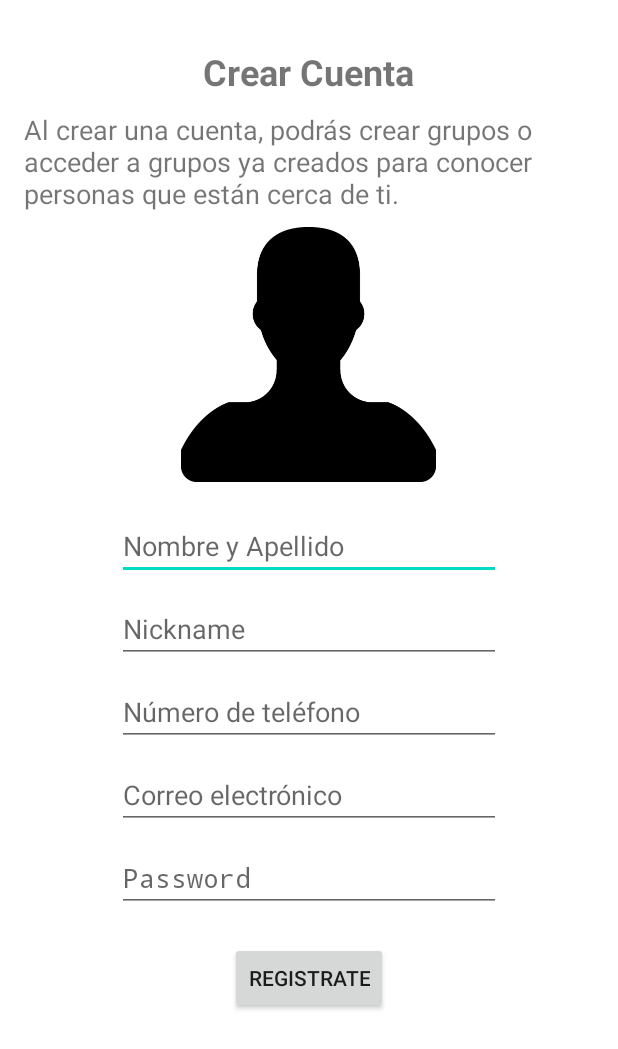
After one commit to PablitoPy/Bitacora2020, an Android app: the CrearCuentaActivity screen opened directly, with no data from a screen before it, on a phone screen of 412 x 824 dp. The commit adds this screen. Shown: the top 1049 px of the screen. Run offline under Robolectric (Android 15) with nearby library versions, the phone set to English and light mode, and no system bars.

Commit message:
08 Nov 18:48

```diff
--- /dev/null
+++ b/app/src/main/java/com/example/bitacora20/activities/CrearCuentaActivity.java
@@ -0,0 +1,51 @@
+package com.example.bitacora20.activities;
+
+import android.app.Activity;
+import android.content.Intent;
+import android.os.Bundle;
+import android.view.View;
+import android.widget.EditText;
+
+import com.example.bitacora20.R;
+import com.example.bitacora20.datos.Usuario;
+
+public class CrearCuentaActivity extends Activity {
+
+    EditText campoNombreApellido;
+    EditText campoNickname;
+    EditText campoTelefono;
+    EditText campoEmail;
+    EditText campoPassword;
+
+    @Override
+    protected void onCreate(Bundle savedInstanceState) {
+        super.onCreate(savedInstanceState);
+        setContentView(R.layout.activity_crear_cuenta);
+
+        campoNombreApellido = (EditText) findViewById(R.id.crear_cuenta_nombreapellido);
+        campoNickname = (EditText) findViewById(R.id.crear_cuenta_nickname);
+        campoTelefono = (EditText) findViewById(R.id.crear_cuenta_telefono);
+        campoEmail = (EditText) findViewById(R.id.crear_cuenta_email);
+        campoPassword = (EditText) findViewById(R.id.crear_cuenta_password);
+    }
+
+    public void crearCuenta(View view) {
+        String nombreApellido = campoNombreApellido.getText().toString();
+        String nickname = campoNickname.getText().toString();
+        String telefono = campoTelefono.getText().toString();
+        String email = campoEmail.getText().toString();
+        String password = campoPassword.getText().toString();
+
+        Usuario usuario = new Usuario( nickname, nombreApellido, email, password, telefono);
+        Usuario.agregarUsuario(usuario);
+
+        Intent intentLanzarLogin = new Intent( this, LoginActivity.class ) ;
+        startActivity( intentLanzarLogin );
+    }
+    public void lanzarRegistrarse (View view ){
+        Intent i = new Intent(this,CrearCuentaActivity.class);
+        startActivity(i);
+    }
+
+
+}
--- a/app/src/main/java/com/example/bitacora20/datos/Usuario.java
+++ b/app/src/main/java/com/example/bitacora20/datos/Usuario.java
@@ -1,6 +1,7 @@
 package com.example.bitacora20.datos;
 
 import java.util.ArrayList;
+
 
 public class Usuario {
     private String nickname;
@@ -8,7 +9,6 @@ public class Usuario {
     private String mail;
     private String password;
     private String telefono;
-
 
     private static Usuario usuarioLogueado;
     private static ArrayList<Usuario> usuarios;
@@ -25,9 +25,7 @@ public class Usuario {
         this.mail = mail;
         this.password = password;
         this.telefono = telefono;
-
     }
-
 
 
 
--- /dev/null
+++ b/app/src/main/res/layout/activity_crear_cuenta.xml
@@ -0,0 +1,124 @@
+<?xml version="1.0" encoding="utf-8"?>
+<ScrollView  xmlns:android="http://schemas.android.com/apk/res/android"
+    android:layout_width="match_parent"
+    android:layout_height="match_parent"
+    android:id="@+id/scrollView"
+    android:layout_alignParentTop="true"
+    android:layout_alignParentStart="true"
+    android:layout_alignParentLeft="true">
+
+
+    <RelativeLayout
+        xmlns:tools="http://schemas.android.com/tools"
+        android:layout_width="match_parent"
+        android:layout_height="match_parent"
+        android:paddingBottom="@dimen/activity_vertical_margin"
+        android:paddingLeft="@dimen/activity_horizontal_margin"
+        android:paddingRight="@dimen/activity_horizontal_margin"
+        android:paddingTop="@dimen/activity_vertical_margin"
+        tools:context="py.com.misgruposv03.activities.CrearCuentaActivity">
+
+        <TextView
+            android:layout_width="wrap_content"
+            android:layout_height="wrap_content"
+            android:text="Crear Cuenta"
+            android:id="@+id/crear_cuenta_titulo"
+            android:layout_alignParentTop="true"
+            android:layout_centerHorizontal="true"
+            android:paddingTop="15dp"
+            android:textSize="@dimen/tamanho_titulo"
+            android:textStyle="bold"
+            />
+
+        <TextView
+            android:layout_width="wrap_content"
+            android:layout_height="wrap_content"
+            android:text="Al crear una cuenta, podrás crear grupos o acceder a grupos ya creados para conocer personas que están cerca de ti."
+            android:id="@+id/crear_cuenta_descripcion"
+            android:layout_below="@+id/crear_cuenta_titulo"
+            android:layout_centerHorizontal="true"
+            android:textSize="@dimen/desc_actividad"
+            android:layout_marginTop="10dp"
+            />
+
+        <ImageView
+            android:layout_width="170dp"
+            android:layout_height="170dp"
+            android:id="@+id/imageView"
+            android:src="@drawable/user_black_icon"
+            android:layout_below="@+id/crear_cuenta_descripcion"
+            android:layout_centerHorizontal="true"
+            android:layout_marginTop="10dp"
+            />
+
+        <EditText
+            android:layout_width="wrap_content"
+            android:layout_height="wrap_content"
+            android:hint="@string/crear_cuenta_hint_nombre"
+            android:ems="12"
+            android:id="@+id/crear_cuenta_nombreapellido"
+            android:layout_marginTop="20dp"
+            android:layout_below="@+id/imageView"
+            android:layout_centerHorizontal="true"
+            />
+
+        <EditText
+            android:layout_width="wrap_content"
+            android:layout_height="wrap_content"
+            android:hint="@string/crear_cuenta_hint_nickname"
+            android:ems="12"
+            android:id="@+id/crear_cuenta_nickname"
+            android:layout_marginTop="10dp"
+            android:layout_below="@+id/crear_cuenta_nombreapellido"
+            android:layout_centerHorizontal="true"
+            />
+
+        <EditText
+            android:layout_width="wrap_content"
+            android:layout_height="wrap_content"
+            android:hint="@string/crear_cuenta_hint_telefono"
+            android:ems="12"
+            android:id="@+id/crear_cuenta_telefono"
+            android:layout_marginTop="10dp"
+            android:layout_below="@+id/crear_cuenta_nickname"
+            android:layout_centerHorizontal="true"
+            />
+
+        <EditText
+            android:layout_width="wrap_content"
+            android:layout_height="wrap_content"
+            android:hint="@string/crear_cuenta_hint_email"
+            android:ems="12"
+            android:id="@+id/crear_cuenta_email"
+            android:layout_marginTop="10dp"
+            android:layout_below="@+id/crear_cuenta_telefono"
+            android:layout_centerHorizontal="true"
+            />
+
+        <EditText
+            android:layout_width="wrap_content"
+            android:layout_height="wrap_content"
+            android:hint="@string/crear_cuenta_hint_password"
+            android:inputType="textPassword"
+            android:ems="12"
+            android:id="@+id/crear_cuenta_password"
+            android:layout_marginTop="10dp"
+            android:layout_below="@+id/crear_cuenta_email"
+            android:layout_centerHorizontal="true"
+            />
+
+        <Button
+            android:layout_width="wrap_content"
+            android:layout_height="wrap_content"
+            android:text="@string/crear_cuenta_boton_registrate"
+            android:id="@+id/crear_cuenta_btn_registrate"
+            android:layout_below="@+id/crear_cuenta_password"
+            android:layout_centerHorizontal="true"
+            android:layout_marginTop="20dp"
+            android:onClick="crearCuenta"
+            />
+
+
+    </RelativeLayout>
+
+</ScrollView>
--- /dev/null
+++ b/app/src/main/res/values/dimens.xml
@@ -0,0 +1,7 @@
+<resources>
+    <!-- Default screen margins, per the Android Design guidelines. -->
+    <dimen name="activity_horizontal_margin">16dp</dimen>
+    <dimen name="activity_vertical_margin">16dp</dimen>
+    <dimen name="tamanho_titulo">24dp</dimen>
+    <dimen name="desc_actividad">18dp</dimen>
+</resources>
--- a/app/src/main/res/values/strings.xml
+++ b/app/src/main/res/values/strings.xml
@@ -9,4 +9,18 @@
     <string name="prompt_contrasenha">Contraseña</string>
     <string name="action_boton_iniciar_sesion">INICIAR SESION</string>
     <string name="link_contrasenha_olvidada">¿Ha olvidado su contraseña?</string>
+
+    <!-- Layout Crear Cuenta -->
+    <string name="crear_cuenta_titulo">Crear Cuenta</string>
+    <string name="crear_cuenta_descripcion">Al crear una cuenta, podrás crear grupos o acceder a grupos ya creados para conocer personas que están cerca de ti.</string>
+    <string name="crear_cuenta_hint_nombre">Nombre y Apellido</string>
+    <string name="crear_cuenta_hint_nickname">Nickname</string>
+    <string name="crear_cuenta_hint_telefono">Número de teléfono</string>
+    <string name="crear_cuenta_hint_email">Correo electrónico</string>
+    <string name="crear_cuenta_hint_password">Password</string>
+    <string name="crear_cuenta_boton_registrate">Registrate</string>
+
+    <!-- Layout Inicio -->
+    <string name="button2">Iniciar Sesión</string>
+    <string name="button">Registrarse</string>
 </resources>
```
Also changed, not shown: app/src/main/AndroidManifest.xml (+7 -0 lines), app/src/main/java/com/example/bitacora20/activities/LoginActivity.java (+15 -7 lines), app/src/main/java/com/example/bitacora20/activities/VerMateriaActivity.java (added, +27 -0 lines), app/src/main/java/com/example/bitacora20/datos/Materia.java (added, +73 -0 lines), app/src/main/res/layout/activity_inicio.xml (added, +64 -0 lines), app/src/main/res/layout/activity_ver_materia.xml (added, +58 -0 lines), app/src/main/res/drawable/images.jpeg (added), app/src/main/res/drawable/logo.jpeg (added), app/src/main/res/drawable/user_black_icon.png (added).
